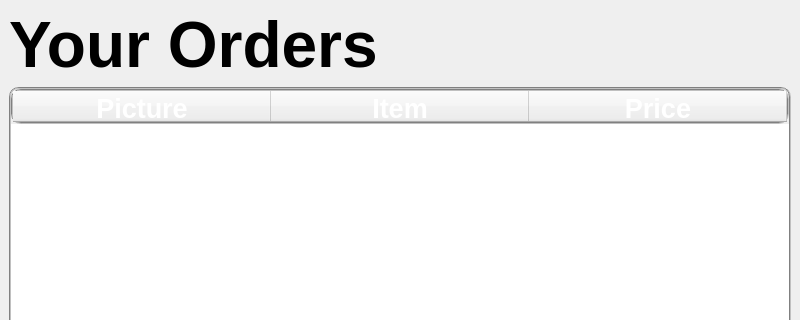
Above: orders.ui from acmpesuecc/GrowPal before the change; both pictures show x 0 to 800 and y 0 to 320 of the 800 by 600 pixel window. Below: the same form after it.
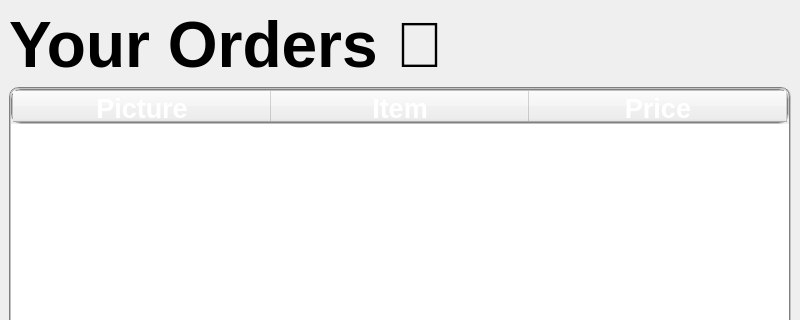
That is the form after the change.

Patch:
```diff
--- a/orders.ui
+++ b/orders.ui
@@ -44,7 +44,7 @@
        </font>
       </property>
       <property name="text">
-       <string>Your Orders</string>
+       <string>Your Orders </string>
       </property>
      </widget>
     </item>
```
